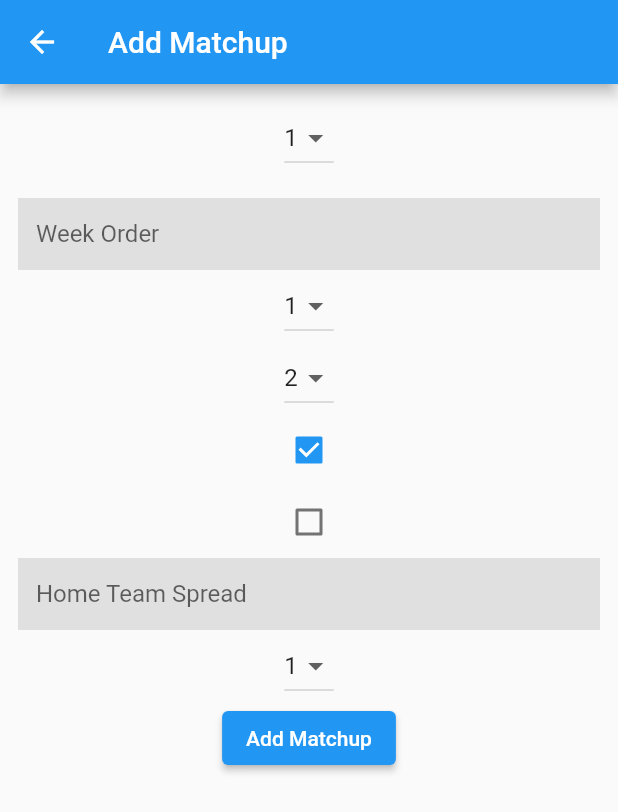
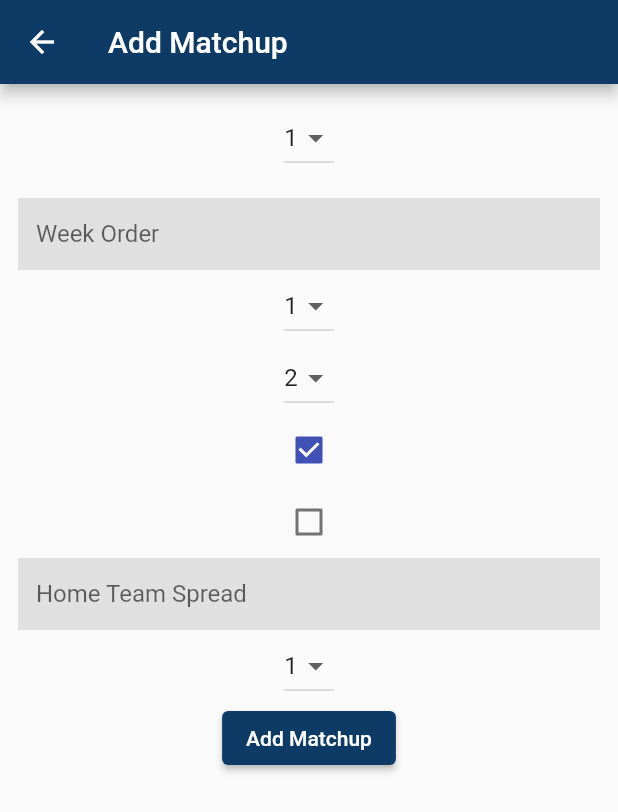
Before and after one commit to shanesblume13/shasco-sports, a Flutter app: the AddMathcupView screen opened by its route, on a phone screen of 412 x 824 dp. Shown: the top 812 px of the screen. Run offline on Flutter 3.47's test engine with Material 2 defaults, Android fonts, the phone set to English and light mode, and no system bars; our stand-ins replace cloud_firestore, firebase_auth, firebase_core, flutter_layout_grid, get_it; missing offline and left inert: flutterfire_ui; accounts and stored records are empty; generated files the repository leaves out were written again.

Commit message:
Adding shasco color palette. Updating primary swatch.

```diff
--- a/lib/main.dart
+++ b/lib/main.dart
@@ -8,6 +8,7 @@ import 'package:pick/core/viewmodels/sport_crud_model.dart';
 import 'package:pick/core/viewmodels/week_crud_model.dart';
 import 'package:pick/firebase_options.dart';
 import 'package:pick/locator.dart';
+import 'package:pick/ui/shared/palette.dart';
 import 'package:provider/provider.dart';
 import 'ui/router.dart' as my_router;
 
@@ -50,7 +51,9 @@ class App extends StatelessWidget {
         debugShowCheckedModeBanner: false,
         initialRoute: '/auth',
         title: 'Pickem App',
-        theme: ThemeData(),
+        theme: ThemeData(
+          primarySwatch: Palette.shascoBlue,
+        ),
         onGenerateRoute: my_router.Router.generateRoute,
       ),
     );
--- /dev/null
+++ b/lib/ui/shared/palette.dart
@@ -0,0 +1,85 @@
+import 'package:flutter/material.dart';
+
+// Primary color scheme found at https://coolors.co/f0a202-ed254e-e5e5e5-0d3b66-29bf12
+// Palette generator at http://mcg.mbitson.com/#!?mcgpalette0=%233f51b5
+class Palette {
+  static MaterialColor shascoBlue = const MaterialColor(
+    0xff0d3b66, // 0% comes in here, this will be color picked if no shade is selected when defining a Color property which doesn’t require a swatch.
+    <int, Color>{
+      50: Color(0xffE8EAF6), //10%
+      100: Color(0xffC5CBE9), //20%
+      200: Color(0xff9FA8DA), //30%
+      300: Color(0xff7985CB), //40%
+      400: Color(0xff5C6BC0), //50%
+      500: Color(0xff3F51B5), //60%
+      600: Color(0xff3F51B5), //70%
+      700: Color(0xff3140A5), //80%
+      800: Color(0xff29379D), //90%
+      900: Color(0xff1B278D), //100%
+    },
+  );
+
+  static MaterialColor shascoYellow = const MaterialColor(
+    0xffF0A202, // 0% comes in here, this will be color picked if no shade is selected when defining a Color property which doesn’t require a swatch.
+    <int, Color>{
+      50: Color(0xffFDF4E1), //10%
+      100: Color(0xffFBE3B3), //20%
+      200: Color(0xffF8D181), //30%
+      300: Color(0xffF5BE4E), //40%
+      400: Color(0xffF2B028), //50%
+      500: Color(0xffF0A202), //60%
+      600: Color(0xffEE9A02), //70%
+      700: Color(0xffEC9001), //80%
+      800: Color(0xffE98601), //90%
+      900: Color(0xffE57501), //100%
+    },
+  );
+
+  static MaterialColor shascoGrey = const MaterialColor(
+    0xffe5e5e5, // 0% comes in here, this will be color picked if no shade is selected when defining a Color property which doesn’t require a swatch.
+    <int, Color>{
+      50: Color(0xffFCFCFC), //10%
+      100: Color(0xffF7F7F7), //20%
+      200: Color(0xffF2F2F2), //30%
+      300: Color(0xffEDEDED), //40%
+      400: Color(0xffE9E9E9), //50%
+      500: Color(0xffE5E5E5), //60%
+      600: Color(0xffE2E2E2), //70%
+      700: Color(0xffDEDEDE), //80%
+      800: Color(0xffDADADA), //90%
+      900: Color(0xffD3D3D3), //100%
+    },
+  );
+
+  static MaterialColor shascoRed = const MaterialColor(
+    0xffed254e, // 0% comes in here, this will be color picked if no shade is selected when defining a Color property which doesn’t require a swatch.
+    <int, Color>{
+      50: Color(0xffFDE5EA), //10%
+      100: Color(0xffFABECA), //20%
+      200: Color(0xffF692A7), //30%
+      300: Color(0xffF26683), //40%
+      400: Color(0xffF04669), //50%
+      500: Color(0xffED254E), //60%
+      600: Color(0xffEB2147), //70%
+      700: Color(0xffE81B3D), //80%
+      800: Color(0xffE51635), //90%
+      900: Color(0xffE00D25), //100%
+    },
+  );
+
+  static MaterialColor shascoGreen = const MaterialColor(
+    0xff29bf12, // 0% comes in here, this will be color picked if no shade is selected when defining a Color property which doesn’t require a swatch.
+    <int, Color>{
+      50: Color(0xffE5F7E3), //10%
+      100: Color(0xffBFECB8), //20%
+      200: Color(0xff94DF89), //30%
+      300: Color(0xff69D259), //40%
+      400: Color(0xff49C936), //50%
+      500: Color(0xff29BF12), //60%
+      600: Color(0xff24B910), //70%
+      700: Color(0xff1FB10D), //80%
+      800: Color(0xff19A90A), //90%
+      900: Color(0xff0F9B05), //100%
+    },
+  );
+}
```
